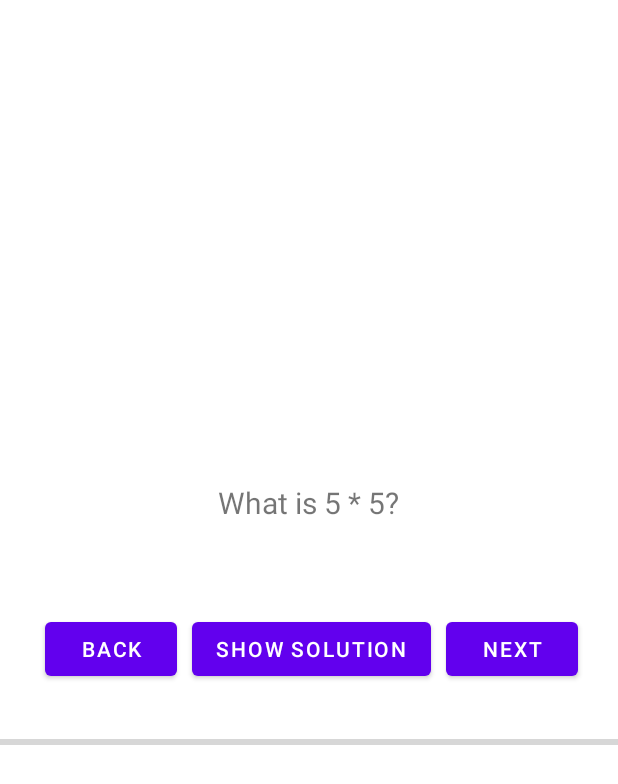
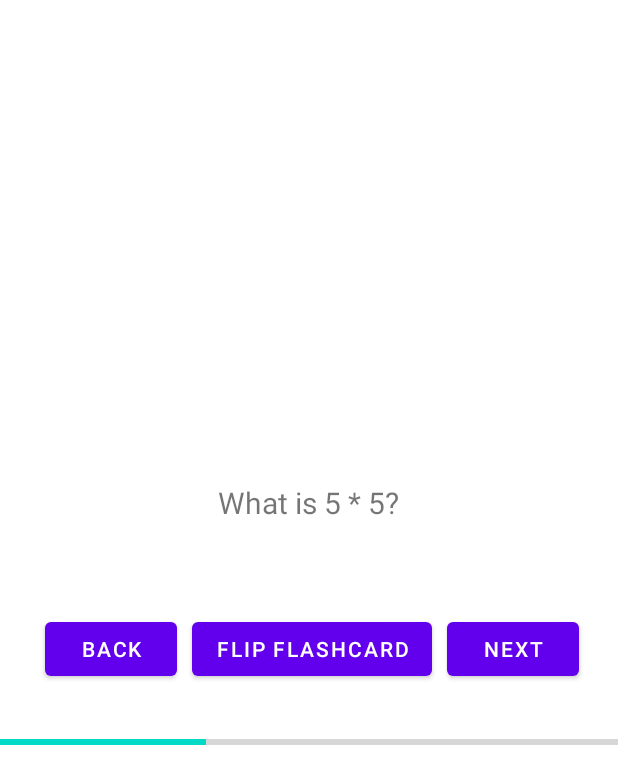
Before and after one commit to alex-058/android-flashy-firebase-auth, an Android app: the screen it shows after launch (FlashcardLearnFrontActivity before the commit, FlashcardLearnActivity after it), after a tap on "Start", on a phone screen of 412 x 824 dp. Shown: the top 784 px of the screen. Run offline under Robolectric (Android 15) with nearby library versions, the phone set to English and light mode, and no system bars; our stand-ins replace Timber.

Commit message:
Finished basic learning activity (renamed activity) and reworked deprecated Start Activity functionality in FlashcardActivity

```diff
--- a/app/src/main/AndroidManifest.xml
+++ b/app/src/main/AndroidManifest.xml
@@ -11,10 +11,7 @@
         android:supportsRtl="true"
         android:theme="@style/Theme.FlashyPlayground">
         <activity
-            android:name=".activities.FlashcardLearnBackActivity"
-            android:exported="false" />
-        <activity
-            android:name=".activities.FlashcardLearnFrontActivity"
+            android:name=".activities.FlashcardLearnActivity"
             android:exported="true" />
         <activity
             android:name=".activities.FlashcardListActivity"
--- /dev/null
+++ b/app/src/main/java/org/othr/flashyplayground/activities/FlashcardLearnActivity.kt
@@ -0,0 +1,95 @@
+package org.othr.flashyplayground.activities
+
+import android.content.Intent
+import androidx.appcompat.app.AppCompatActivity
+import android.os.Bundle
+import android.widget.Button
+import android.widget.ProgressBar
+import android.widget.Toast
+import androidx.activity.result.ActivityResultLauncher
+import androidx.activity.result.contract.ActivityResultContracts
+import org.othr.flashyplayground.R
+import org.othr.flashyplayground.databinding.ActivityFlashcardLearnBinding
+import org.othr.flashyplayground.model.FlashcardModel
+
+class FlashcardLearnActivity : AppCompatActivity() {
+
+    private lateinit var binding: ActivityFlashcardLearnBinding
+    private lateinit var flashcardDeck: ArrayList<FlashcardModel>
+
+    // Launcher
+    // private lateinit var flipCardIntentLauncher: ActivityResultLauncher<Intent>
+
+    override fun onCreate(savedInstanceState: Bundle?) {
+        super.onCreate(savedInstanceState)
+        // Binding Support
+        binding = ActivityFlashcardLearnBinding.inflate(layoutInflater)
+        setContentView(binding.root)
+
+        // event handling when passing in the flashcard stack
+        if (intent.hasExtra("learn")) {
+            flashcardDeck = intent.extras?.getParcelableArrayList<FlashcardModel>("learn")!!
+            flashcardLearning()
+        }
+
+        // trigger callback methods
+
+    }
+
+    /**
+     * Handles the learning with the provided flashcard deck
+     */
+    private fun flashcardLearning () {
+
+        // initialize first flashcard with iterator
+        var currentPosition = 0
+        var currentFlashcard = flashcardDeck[currentPosition]
+
+        // initialize progress bar
+        binding.progressBar.max = flashcardDeck.size
+        binding.progressBar.progress = currentPosition+1
+
+        val firstFlashcard = flashcardDeck.first()
+        val lastFlahscard = flashcardDeck.last()
+
+        // display initial flashcard
+        binding.learnQuestionFront.text = currentFlashcard.front
+
+
+        binding.btnNextFlashcardLearning.setOnClickListener {
+            if (currentPosition < flashcardDeck.size - 1) {
+                currentPosition++
+                currentFlashcard = flashcardDeck[currentPosition]
+                binding.progressBar.progress = currentPosition + 1
+                binding.learnQuestionFront.text = currentFlashcard.front
+            }
+            else {
+                Toast.makeText(applicationContext, R.string.message_endReached, Toast.LENGTH_LONG).show()
+            }
+        }
+
+        binding.btnBackFlashcardLearning.setOnClickListener {
+            if (currentPosition > 0) {
+                currentPosition--
+                currentFlashcard = flashcardDeck[currentPosition]
+                binding.progressBar.progress = currentPosition + 1
+                binding.learnQuestionFront.text = currentFlashcard.front
+                }
+            else {
+                Toast.makeText(applicationContext, R.string.message_beginningReached, Toast.LENGTH_LONG).show()
+            }
+        }
+
+        binding.btnFlipFlashcardFront.setOnClickListener {
+
+            // flip between front and back of flashcard
+            when (binding.learnQuestionFront.text) {
+                currentFlashcard.front -> binding.learnQuestionFront.text = currentFlashcard.back
+                currentFlashcard.back -> binding.learnQuestionFront.text = currentFlashcard.front
+            }
+        }
+
+
+    }
+
+}
--- a/app/src/main/java/org/othr/flashyplayground/activities/FlashcardLearnFrontActivity.kt
+++ /dev/null
@@ -1,97 +0,0 @@
-package org.othr.flashyplayground.activities
-
-import android.content.Intent
-import androidx.appcompat.app.AppCompatActivity
-import android.os.Bundle
-import android.widget.Button
-import android.widget.Toast
-import org.othr.flashyplayground.R
-import org.othr.flashyplayground.databinding.ActivityFlashcardLearnFrontBinding
-import org.othr.flashyplayground.model.FlashcardModel
-
-class FlashcardLearnFrontActivity : AppCompatActivity() {
-
-    private lateinit var binding: ActivityFlashcardLearnFrontBinding
-    private lateinit var flashcardDeck: ArrayList<FlashcardModel>
-
-    override fun onCreate(savedInstanceState: Bundle?) {
-        super.onCreate(savedInstanceState)
-        // Binding Support
-        binding = ActivityFlashcardLearnFrontBinding.inflate(layoutInflater)
-        setContentView(binding.root)
-        // event handling when passing in the flashcard stack
-        if (intent.hasExtra("learn")) {
-            flashcardDeck = intent.extras?.getParcelableArrayList<FlashcardModel>("learn")!!
-            flashcardLearning()
-        }
-
-    }
-
-    /**
-     * Handles the dynamic learning with the flashcard deck
-     */
-    internal fun flashcardLearning () {
-
-        // initialize iterator to iterate over the flashcard stack
-        var iterator = flashcardDeck.listIterator()
-        var currentFlashcard = iterator.next()
-
-        val firstFlashcard = flashcardDeck.first()
-        val lastFlahscard = flashcardDeck.last()
-
-        // display initial flashcard
-        binding.learnQuestionFront.text = currentFlashcard.front
-
-        // grey out next / back buttons
-        when (currentFlashcard) {
-            firstFlashcard -> disable(binding.btnBackFlashcardLearning)
-            lastFlahscard -> disable(binding.btnNextFlashcardLearning)
-            else -> {
-                enable(binding.btnBackFlashcardLearning)
-                enable(binding.btnNextFlashcardLearning)
-            }
-        }
-
-        binding.btnNextFlashcardLearning.setOnClickListener {
-            if (iterator.hasNext()) {
-                currentFlashcard = iterator.next()
-                binding.learnQuestionFront.text = currentFlashcard.front
-            }
-            else {
-                Toast.makeText(applicationContext, R.string.message_endReached, Toast.LENGTH_LONG).show()
-            }
-        }
-
-        binding.btnBackFlashcardLearning.setOnClickListener {
-            if (iterator.hasPrevious()) {
-                currentFlashcard = iterator.previous()
-                binding.learnQuestionFront.text = currentFlashcard.front
-
-                }
-            else {
-                Toast.makeText(applicationContext, R.string.message_beginningReached, Toast.LENGTH_LONG).show()
-            }
-        }
-
-        binding.btnFlipFlashcard.setOnClickListener {
-            // TODO: Introduce Activity for result API functionality
-            val launcherIntent = Intent(this, FlashcardLearnBackActivity::class.java)
-            launcherIntent.putExtra("learn_back", currentFlashcard)
-            startActivityForResult(launcherIntent, 0)
-        }
-
-
-    }
-
-    // TODO: Rework this, not working at the moment
-    fun disable(button: Button) {
-        button.setAlpha(1.0f)
-        button.setClickable(false)
-    }
-
-    fun enable(button: Button) {
-        button.setAlpha(0.4f)
-        button.setClickable(true)
-    }
-
-}
--- a/app/src/main/java/org/othr/flashyplayground/activities/FlashcardListActivity.kt
+++ b/app/src/main/java/org/othr/flashyplayground/activities/FlashcardListActivity.kt
@@ -58,7 +58,7 @@ class FlashcardListActivity : AppCompatActivity(), FlashcardAdapter.FlashcardLis
         when (item.itemId) {
             R.id.start_learn -> {
                 // Toast.makeText(applicationContext, "Starting Learn Activity", Toast.LENGTH_LONG).show()
-                val launcherIntent = Intent(this, FlashcardLearnFrontActivity::class.java)
+                val launcherIntent = Intent(this, FlashcardLearnActivity::class.java)
                 // pass in the flashcards array list (stack) needed for learning activity
                 launcherIntent.putParcelableArrayListExtra("learn" , app.flashcards.findAll())
                 refreshListIntentLauncher.launch(launcherIntent)
@@ -73,7 +73,7 @@ class FlashcardListActivity : AppCompatActivity(), FlashcardAdapter.FlashcardLis
         return super.onOptionsItemSelected(item)
     }
 
-    // event handling when clicking certain row / item in recycler view
+    // event handling when clicking certain row / item in recycler view (list)
     override fun onFlashcardItemClick(flashcard: FlashcardModel) {
         // Toast.makeText(applicationContext, "You just clicked a flashcard", Toast.LENGTH_LONG).show()
         val launcherIntent = Intent(this, FlashcardActivity::class.java)
@@ -82,13 +82,14 @@ class FlashcardListActivity : AppCompatActivity(), FlashcardAdapter.FlashcardLis
     }
 
     /**
+     * Callback method:
      * Forces Flashcard list View to refresh itself when coming back from an activity
      */
 
     private fun registerRefreshCallback() {
         refreshListIntentLauncher =
             registerForActivityResult(ActivityResultContracts.StartActivityForResult()) {
-                Toast.makeText(this, "You just came back from an activity to the flashcard list view", Toast.LENGTH_SHORT).show()
+                // Toast.makeText(this, "You just came back from an activity to the flashcard list view", Toast.LENGTH_SHORT).show()
                 binding.recyclerViewFlashcards.adapter?.notifyDataSetChanged()
             }
     }
--- a/app/src/main/res/layout/activity_flashcard_learn_front.xml
+++ b/app/src/main/res/layout/activity_flashcard_learn.xml
@@ -5,7 +5,7 @@
     android:id="@+id/constraintLayout"
     android:layout_width="match_parent"
     android:layout_height="match_parent"
-    tools:context=".activities.FlashcardLearnFrontActivity">
+    tools:context=".activities.FlashcardLearnActivity">
 
     <RelativeLayout
         android:layout_width="match_parent"
@@ -49,12 +49,12 @@
                         android:text="@string/btnBack" />
 
                     <Button
-                        android:id="@+id/btnFlipFlashcard"
+                        android:id="@+id/btnFlipFlashcardFront"
                         android:layout_width="wrap_content"
                         android:layout_height="wrap_content"
                         android:layout_gravity="center"
                         android:layout_marginEnd="10dp"
-                        android:text="@string/btn_showSolution" />
+                        android:text="@string/btn_flipFlashcard" />
 
                     <Button
                         android:id="@+id/btnNextFlashcardLearning"
@@ -71,7 +71,8 @@
                     style="?android:attr/progressBarStyleHorizontal"
                     android:layout_width="match_parent"
                     android:layout_height="wrap_content"
-                    android:layout_marginTop="30dp"/>
+                    android:layout_marginTop="30dp"
+                    android:progress="0"/> <!--// 0 =  default progress value-->
 
             </LinearLayout>
         </ScrollView>
--- a/app/src/main/res/values/strings.xml
+++ b/app/src/main/res/values/strings.xml
@@ -3,7 +3,7 @@
     <string name="hint_frontFlashcardContent">What is your question?</string>
     <string name="hint_backFlashcardContent">And your answer here</string>
     <string name="btn_saveFlashcard">Save</string>
-    <string name="btn_showSolution">Show solution</string>
+    <string name="btn_flipFlashcard">Flip Flashcard</string>
     <string name="btn_changeFlashcard">Save Changes</string>
     <string name="btnBack">Back</string>
     <string name="btnNext">Next</string>
@@ -11,6 +11,7 @@
     <string name="menu_cancelButton">Cancel</string>
     <string name="menu_startLearning">Start</string>
     <string name="message_addedFlashcard">Flashcard added</string>
+    <string name="message_canceled">Canceled</string>
     <string name="message_updatedFlashcard">Flashcard updated</string>
     <string name="message_discardedAddFlashcard">Flashcard not added. Please enter front/back content.</string>
     <string name="flashcard_question">Flashcard Question</string>
```
Also changed, not shown: app/src/main/java/org/othr/flashyplayground/activities/FlashcardActivity.kt (+10 -1 lines), app/src/main/java/org/othr/flashyplayground/activities/FlashcardLearnBackActivity.kt (deleted, +0 -25 lines), app/src/main/res/layout/activity_flashcard_learn_back.xml (deleted, +0 -29 lines).
